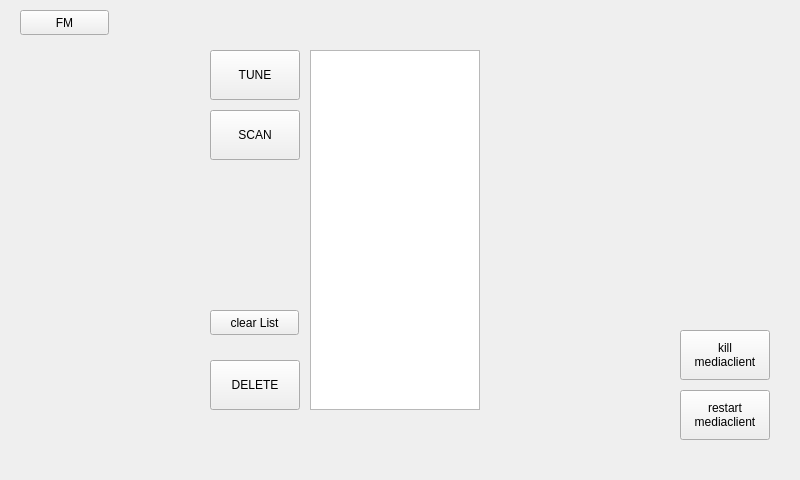
The window that mainwindow.ui (Vitalic66/DAB-FM-Sundtek) describes before a commit, drawn with Qt 5.
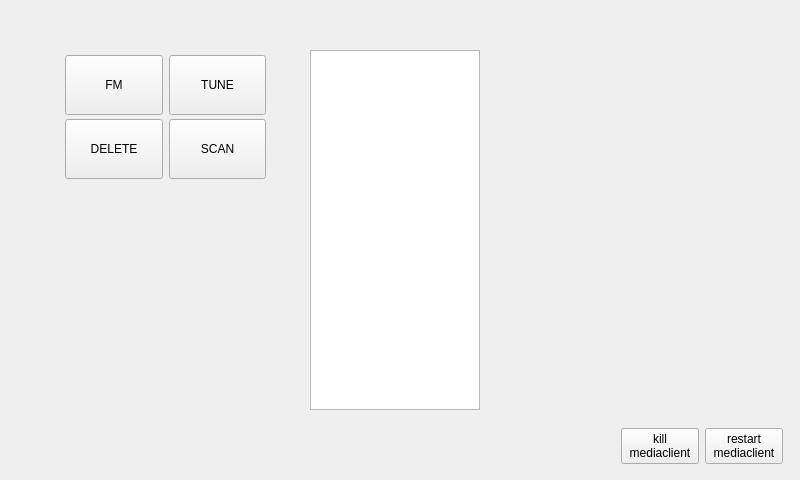
The same window after the commit.

Commit message: layout and bug at DAB start no sound

The edit to the form file:
```diff
--- a/mainwindow.ui
+++ b/mainwindow.ui
@@ -14,19 +14,6 @@
    <string>DAB FM for Sundtek Dongle</string>
   </property>
   <widget class="QWidget" name="centralWidget">
-   <widget class="QPushButton" name="tgl_dab_fm">
-    <property name="geometry">
-     <rect>
-      <x>20</x>
-      <y>10</y>
-      <width>89</width>
-      <height>25</height>
-     </rect>
-    </property>
-    <property name="text">
-     <string>FM</string>
-    </property>
-   </widget>
    <widget class="QListWidget" name="ls_dab">
     <property name="geometry">
      <rect>
@@ -37,30 +24,87 @@
      </rect>
     </property>
    </widget>
+   <widget class="QListWidget" name="ls_fm">
+    <property name="geometry">
+     <rect>
+      <x>310</x>
+      <y>50</y>
+      <width>170</width>
+      <height>360</height>
+     </rect>
+    </property>
+   </widget>
+   <widget class="QWidget" name="">
+    <property name="geometry">
+     <rect>
+      <x>60</x>
+      <y>50</y>
+      <width>211</width>
+      <height>131</height>
+     </rect>
+    </property>
+    <layout class="QGridLayout" name="gridLayout">
+     <property name="leftMargin">
+      <number>5</number>
+     </property>
+     <property name="topMargin">
+      <number>5</number>
+     </property>
+     <property name="rightMargin">
+      <number>5</number>
+     </property>
+     <property name="bottomMargin">
+      <number>5</number>
+     </property>
+     <item row="0" column="2">
    <widget class="QPushButton" name="btn_tune">
     <property name="enabled">
      <bool>true</bool>
     </property>
-    <property name="geometry">
-     <rect>
-      <x>210</x>
-      <y>50</y>
+       <property name="minimumSize">
+        <size>
       <width>90</width>
-      <height>50</height>
-     </rect>
+         <height>60</height>
+        </size>
     </property>
     <property name="text">
      <string>TUNE</string>
     </property>
    </widget>
+     </item>
+     <item row="2" column="2">
+      <widget class="QPushButton" name="btn_scan">
+       <property name="minimumSize">
+        <size>
+         <width>90</width>
+         <height>60</height>
+        </size>
+       </property>
+       <property name="text">
+        <string>SCAN</string>
+       </property>
+      </widget>
+     </item>
+     <item row="0" column="1">
+      <widget class="QPushButton" name="tgl_dab_fm">
+       <property name="minimumSize">
+        <size>
+         <width>90</width>
+         <height>60</height>
+        </size>
+       </property>
+       <property name="text">
+        <string>FM</string>
+       </property>
+      </widget>
+     </item>
+     <item row="2" column="1">
    <widget class="QPushButton" name="btn_delete">
-    <property name="geometry">
-     <rect>
-      <x>210</x>
-      <y>360</y>
+       <property name="minimumSize">
+        <size>
       <width>90</width>
-      <height>50</height>
-     </rect>
+         <height>60</height>
+        </size>
     </property>
     <property name="autoFillBackground">
      <bool>false</bool>
@@ -72,69 +116,36 @@
      <bool>false</bool>
     </property>
    </widget>
-   <widget class="QPushButton" name="btn_scan">
-    <property name="geometry">
-     <rect>
-      <x>210</x>
-      <y>110</y>
-      <width>90</width>
-      <height>50</height>
-     </rect>
-    </property>
-    <property name="text">
-     <string>SCAN</string>
-    </property>
+     </item>
+    </layout>
    </widget>
-   <widget class="QListWidget" name="ls_fm">
+   <widget class="QWidget" name="">
     <property name="geometry">
      <rect>
-      <x>310</x>
-      <y>50</y>
-      <width>170</width>
-      <height>360</height>
+      <x>610</x>
+      <y>400</y>
+      <width>184</width>
+      <height>92</height>
      </rect>
     </property>
-   </widget>
+    <layout class="QGridLayout" name="gridLayout_2">
+     <item row="0" column="0">
    <widget class="QPushButton" name="btn_kill">
-    <property name="geometry">
-     <rect>
-      <x>680</x>
-      <y>330</y>
-      <width>90</width>
-      <height>50</height>
-     </rect>
-    </property>
     <property name="text">
      <string>kill
 mediaclient</string>
     </property>
    </widget>
+     </item>
+     <item row="0" column="1">
    <widget class="QPushButton" name="btn_restart">
-    <property name="geometry">
-     <rect>
-      <x>680</x>
-      <y>390</y>
-      <width>90</width>
-      <height>50</height>
-     </rect>
-    </property>
     <property name="text">
      <string>restart
 mediaclient</string>
     </property>
    </widget>
-   <widget class="QPushButton" name="btn_clear">
-    <property name="geometry">
-     <rect>
-      <x>210</x>
-      <y>310</y>
-      <width>89</width>
-      <height>25</height>
-     </rect>
-    </property>
-    <property name="text">
-     <string>clear List</string>
-    </property>
+     </item>
+    </layout>
    </widget>
   </widget>
  </widget>
```
Lines whose indentation alone changed are shown as unchanged. The commit also changes 2 other files.
